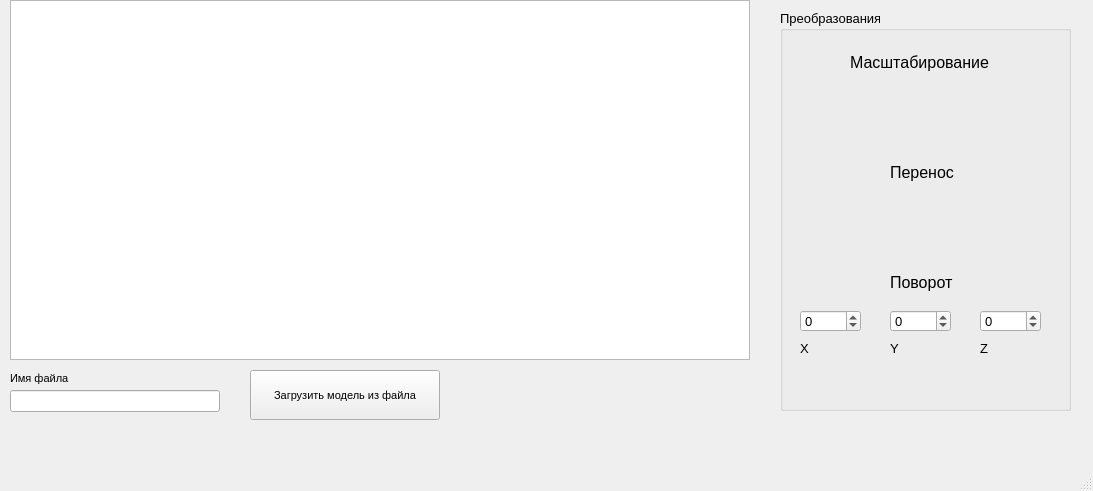
Sh1r0-DCI/oop, file l1/mainwindow.ui: the form before one commit.
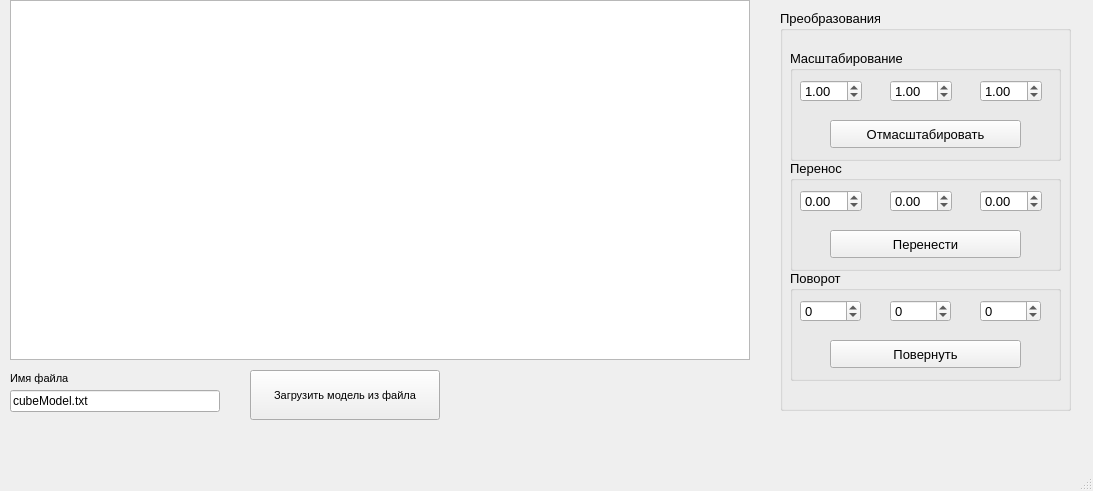
The form after the commit.

Patch:
```diff
--- a/l1/mainwindow.ui
+++ b/l1/mainwindow.ui
@@ -34,7 +34,7 @@
      </rect>
     </property>
     <property name="text">
-     <string/>
+     <string>cubeModel.txt</string>
     </property>
    </widget>
    <widget class="QLabel" name="label">
@@ -90,159 +90,255 @@
     <property name="title">
      <string>Преобразования</string>
     </property>
-    <widget class="QLabel" name="label_2">
+    <widget class="QSpinBox" name="spinBox_rot_x">
      <property name="geometry">
       <rect>
-       <x>70</x>
+       <x>20</x>
+       <y>290</y>
+       <width>61</width>
+       <height>22</height>
+      </rect>
+     </property>
+     <property name="minimum">
+      <number>-359</number>
+     </property>
+     <property name="maximum">
+      <number>359</number>
+     </property>
+     <property name="value">
+      <number>0</number>
+     </property>
+    </widget>
+    <widget class="QSpinBox" name="spinBox_rot_y">
+     <property name="geometry">
+      <rect>
+       <x>110</x>
+       <y>290</y>
+       <width>61</width>
+       <height>22</height>
+      </rect>
+     </property>
+     <property name="minimum">
+      <number>-359</number>
+     </property>
+     <property name="maximum">
+      <number>359</number>
+     </property>
+    </widget>
+    <widget class="QSpinBox" name="spinBox_rot_z">
+     <property name="geometry">
+      <rect>
+       <x>200</x>
+       <y>290</y>
+       <width>61</width>
+       <height>22</height>
+      </rect>
+     </property>
+     <property name="minimum">
+      <number>-359</number>
+     </property>
+     <property name="maximum">
+      <number>359</number>
+     </property>
+    </widget>
+    <widget class="QPushButton" name="rotate_button">
+     <property name="geometry">
+      <rect>
+       <x>50</x>
+       <y>330</y>
+       <width>191</width>
+       <height>28</height>
+      </rect>
+     </property>
+     <property name="text">
+      <string>Повернуть</string>
+     </property>
+    </widget>
+    <widget class="QDoubleSpinBox" name="spinBox_scale_x">
+     <property name="geometry">
+      <rect>
+       <x>20</x>
+       <y>70</y>
+       <width>62</width>
+       <height>22</height>
+      </rect>
+     </property>
+     <property name="minimum">
+      <double>-9999.000000000000000</double>
+     </property>
+     <property name="maximum">
+      <double>9999.000000000000000</double>
+     </property>
+     <property name="value">
+      <double>1.000000000000000</double>
+     </property>
+    </widget>
+    <widget class="QDoubleSpinBox" name="spinBox_scale_y">
+     <property name="geometry">
+      <rect>
+       <x>110</x>
+       <y>70</y>
+       <width>62</width>
+       <height>22</height>
+      </rect>
+     </property>
+     <property name="minimum">
+      <double>-9999.000000000000000</double>
+     </property>
+     <property name="maximum">
+      <double>9999.000000000000000</double>
+     </property>
+     <property name="value">
+      <double>1.000000000000000</double>
+     </property>
+    </widget>
+    <widget class="QDoubleSpinBox" name="spinBox_scale_z">
+     <property name="geometry">
+      <rect>
+       <x>200</x>
+       <y>70</y>
+       <width>62</width>
+       <height>22</height>
+      </rect>
+     </property>
+     <property name="minimum">
+      <double>-9999.000000000000000</double>
+     </property>
+     <property name="maximum">
+      <double>9999.000000000000000</double>
+     </property>
+     <property name="value">
+      <double>1.000000000000000</double>
+     </property>
+    </widget>
+    <widget class="QDoubleSpinBox" name="spinBox_move_x">
+     <property name="geometry">
+      <rect>
+       <x>20</x>
+       <y>180</y>
+       <width>62</width>
+       <height>22</height>
+      </rect>
+     </property>
+     <property name="minimum">
+      <double>-9999.000000000000000</double>
+     </property>
+     <property name="maximum">
+      <double>9999.989999999999782</double>
+     </property>
+    </widget>
+    <widget class="QDoubleSpinBox" name="spinBox_move_y">
+     <property name="geometry">
+      <rect>
+       <x>110</x>
+       <y>180</y>
+       <width>62</width>
+       <height>22</height>
+      </rect>
+     </property>
+     <property name="minimum">
+      <double>-9999.000000000000000</double>
+     </property>
+     <property name="maximum">
+      <double>9999.000000000000000</double>
+     </property>
+    </widget>
+    <widget class="QDoubleSpinBox" name="spinBox_move_z">
+     <property name="geometry">
+      <rect>
+       <x>200</x>
+       <y>180</y>
+       <width>62</width>
+       <height>22</height>
+      </rect>
+     </property>
+     <property name="minimum">
+      <double>-9999.000000000000000</double>
+     </property>
+     <property name="maximum">
+      <double>9999.000000000000000</double>
+     </property>
+    </widget>
+    <widget class="QPushButton" name="move_button">
+     <property name="geometry">
+      <rect>
+       <x>50</x>
+       <y>220</y>
+       <width>191</width>
+       <height>28</height>
+      </rect>
+     </property>
+     <property name="text">
+      <string>Перенести</string>
+     </property>
+    </widget>
+    <widget class="QPushButton" name="scale_button">
+     <property name="geometry">
+      <rect>
+       <x>50</x>
+       <y>110</y>
+       <width>191</width>
+       <height>28</height>
+      </rect>
+     </property>
+     <property name="text">
+      <string>Отмасштабировать</string>
+     </property>
+    </widget>
+    <widget class="QGroupBox" name="groupBox_2">
+     <property name="geometry">
+      <rect>
+       <x>10</x>
        <y>40</y>
-       <width>169</width>
-       <height>24</height>
+       <width>271</width>
+       <height>111</height>
       </rect>
      </property>
-     <property name="font">
-      <font>
-       <pointsize>12</pointsize>
-      </font>
-     </property>
-     <property name="autoFillBackground">
-      <bool>false</bool>
-     </property>
-     <property name="text">
+     <property name="title">
       <string>Масштабирование</string>
      </property>
     </widget>
-    <widget class="QLabel" name="label_3">
+    <widget class="QGroupBox" name="groupBox_3">
      <property name="geometry">
       <rect>
-       <x>110</x>
+       <x>10</x>
        <y>150</y>
-       <width>78</width>
-       <height>24</height>
+       <width>271</width>
+       <height>111</height>
       </rect>
      </property>
-     <property name="font">
-      <font>
-       <pointsize>12</pointsize>
-      </font>
-     </property>
-     <property name="autoFillBackground">
-      <bool>false</bool>
-     </property>
-     <property name="text">
+     <property name="title">
       <string>Перенос</string>
      </property>
     </widget>
-    <widget class="QLabel" name="label_4">
+    <widget class="QGroupBox" name="groupBox_4">
      <property name="geometry">
       <rect>
-       <x>110</x>
+       <x>10</x>
        <y>260</y>
-       <width>77</width>
-       <height>24</height>
+       <width>271</width>
+       <height>111</height>
       </rect>
      </property>
-     <property name="font">
-      <font>
-       <pointsize>12</pointsize>
-      </font>
-     </property>
-     <property name="autoFillBackground">
-      <bool>false</bool>
-     </property>
-     <property name="text">
+     <property name="title">
       <string>Поворот</string>
      </property>
     </widget>
-    <widget class="QSpinBox" name="spinBox_rot_x">
-     <property name="geometry">
-      <rect>
-       <x>20</x>
-       <y>300</y>
-       <width>61</width>
-       <height>22</height>
-      </rect>
-     </property>
-     <property name="minimum">
-      <number>-359</number>
-     </property>
-     <property name="maximum">
-      <number>359</number>
-     </property>
-     <property name="value">
-      <number>0</number>
-     </property>
-    </widget>
-    <widget class="QSpinBox" name="spinBox_rot_y">
-     <property name="geometry">
-      <rect>
-       <x>110</x>
-       <y>300</y>
-       <width>61</width>
-       <height>22</height>
-      </rect>
-     </property>
-     <property name="minimum">
-      <number>-359</number>
-     </property>
-     <property name="maximum">
-      <number>359</number>
-     </property>
-    </widget>
-    <widget class="QSpinBox" name="spinBox_rot_z">
-     <property name="geometry">
-      <rect>
-       <x>200</x>
-       <y>300</y>
-       <width>61</width>
-       <height>22</height>
-      </rect>
-     </property>
-     <property name="minimum">
-      <number>-359</number>
-     </property>
-     <property name="maximum">
-      <number>359</number>
-     </property>
-    </widget>
-    <widget class="QLabel" name="label_5">
-     <property name="geometry">
-      <rect>
-       <x>20</x>
-       <y>330</y>
-       <width>21</width>
-       <height>16</height>
-      </rect>
-     </property>
-     <property name="text">
-      <string>X</string>
-     </property>
-    </widget>
-    <widget class="QLabel" name="label_6">
-     <property name="geometry">
-      <rect>
-       <x>110</x>
-       <y>330</y>
-       <width>21</width>
-       <height>16</height>
-      </rect>
-     </property>
-     <property name="text">
-      <string>Y</string>
-     </property>
-    </widget>
-    <widget class="QLabel" name="label_8">
-     <property name="geometry">
-      <rect>
-       <x>200</x>
-       <y>330</y>
-       <width>21</width>
-       <height>16</height>
-      </rect>
-     </property>
-     <property name="text">
-      <string>Z</string>
-     </property>
-    </widget>
+    <zorder>groupBox_4</zorder>
+    <zorder>groupBox_2</zorder>
+    <zorder>groupBox_3</zorder>
+    <zorder>spinBox_rot_x</zorder>
+    <zorder>spinBox_rot_y</zorder>
+    <zorder>spinBox_rot_z</zorder>
+    <zorder>rotate_button</zorder>
+    <zorder>spinBox_scale_x</zorder>
+    <zorder>spinBox_scale_y</zorder>
+    <zorder>spinBox_scale_z</zorder>
+    <zorder>spinBox_move_x</zorder>
+    <zorder>spinBox_move_y</zorder>
+    <zorder>spinBox_move_z</zorder>
+    <zorder>move_button</zorder>
+    <zorder>scale_button</zorder>
    </widget>
    <zorder>groupBox</zorder>
    <zorder>graphicsView</zorder>
```
